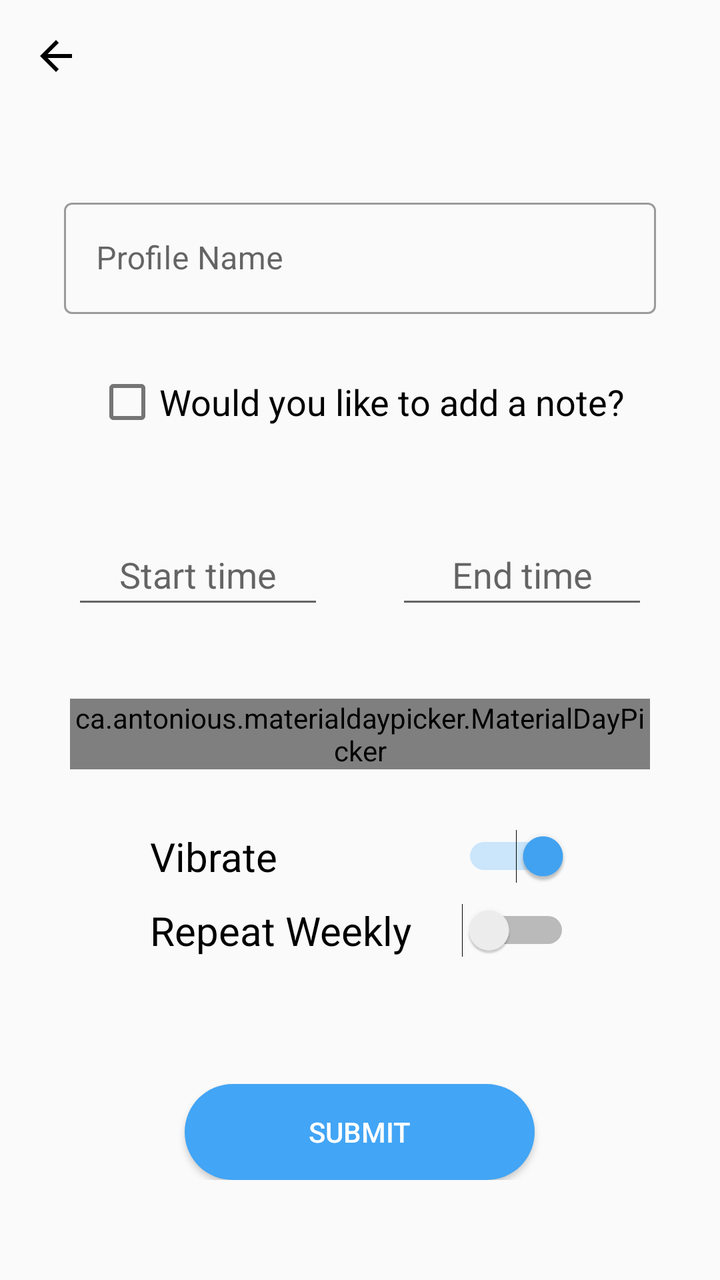
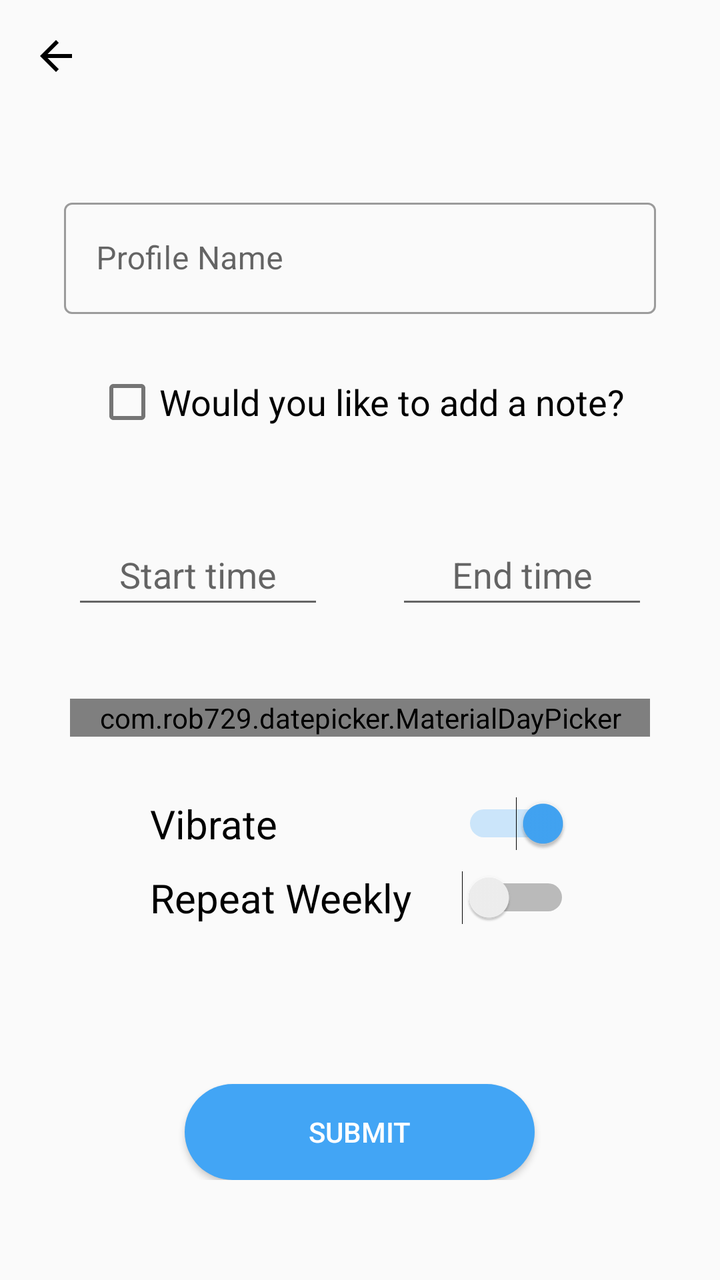

Two renders of the same Android screen: before a commit and after it. Below are the layout's source before the change and the commit's diff.
<!-- AndroidManifest.xml: application theme AppTheme -->
<!-- res/layout/fragment_new_profile.xml -->
<?xml version="1.0" encoding="utf-8"?>
    <ScrollView
        xmlns:android="http://schemas.android.com/apk/res/android"
        xmlns:tools="http://schemas.android.com/tools"
        xmlns:app="http://schemas.android.com/apk/res-auto"
        tools:context=".ui.fragments.NewProfileFragment"
            android:layout_width="match_parent"
            android:layout_height="match_parent"
            android:fillViewport="true">

        <RelativeLayout
                android:layout_width="match_parent"
                android:layout_height="match_parent"
                android:animateLayoutChanges="true"
                android:background="@color/bgColor">

            <androidx.appcompat.widget.Toolbar
                    android:id="@+id/toolBar"
                    android:layout_width="match_parent"
                    android:layout_height="?attr/actionBarSize"
                    android:background="@color/bgColor"
                    app:navigationIcon="@drawable/arrow" />

            <com.google.android.material.textfield.TextInputLayout
                    android:id="@+id/toDoCustomTextInput"
                    style="@style/Widget.MaterialComponents.TextInputLayout.OutlinedBox"
                    android:layout_width="match_parent"
                    android:layout_height="wrap_content"
                    android:layout_marginLeft="32dp"
                    android:layout_marginTop="40dp"
                    android:layout_below="@+id/toolBar"
                    android:layout_marginRight="32dp"
                    android:hint="@string/profile_name">

                <com.google.android.material.textfield.TextInputEditText
                        android:id="@+id/userToDoEditText"
                        android:layout_width="match_parent"
                        android:layout_height="wrap_content"
                        android:inputType="textAutoCorrect|textCapSentences"
                        android:lines="2"
                        android:maxLines="3"
                        android:textColor="@color/textColor"
                        android:textColorHint="@color/textColor" />

            </com.google.android.material.textfield.TextInputLayout>

            <CheckBox
                    android:id="@+id/noteCheckBox"
                    android:layout_width="wrap_content"
                    android:layout_height="wrap_content"
                    android:layout_below="@+id/toDoCustomTextInput"
                    android:layout_centerHorizontal="true"
                    android:layout_marginTop="20dp"
                    android:text="Would you like to add a note?"
                    android:textSize="18sp" />

            <com.google.android.material.textfield.TextInputLayout
                    android:id="@+id/noteTextInput"
                    style="@style/Widget.MaterialComponents.TextInputLayout.OutlinedBox"
                    android:layout_width="match_parent"
                    android:layout_height="wrap_content"
                    android:layout_marginLeft="32dp"
                    android:layout_marginTop="20dp"
                    android:layout_below="@+id/noteCheckBox"
                    android:visibility="gone"
                    android:layout_marginRight="32dp"
                    android:hint="Write a Note">

                <com.google.android.material.textfield.TextInputEditText
                        android:id="@+id/noteEditText"
                        android:layout_width="match_parent"
                        android:layout_height="wrap_content"
                        android:inputType="textAutoCorrect|textCapSentences"
                        android:lines="2"
                        android:maxLines="3"
                        android:textColor="@color/textColor"
                        android:textColorHint="@color/textColor" />

            </com.google.android.material.textfield.TextInputLayout>


            <LinearLayout
                    android:layout_width="match_parent"
                    android:layout_height="wrap_content"
                    android:id="@+id/timeLayout"
                    android:layout_below="@+id/noteTextInput"
                    android:layout_marginTop="40dp"
                    android:visibility="visible"
                    android:weightSum="1">

                <TextView
                        android:layout_width="0dp"
                        android:layout_height="wrap_content"
                        android:layout_weight=".1" />

                <EditText
                        android:id="@+id/StartTime"
                        android:layout_width="0dp"
                        android:layout_height="wrap_content"
                        android:layout_weight=".35"
                        android:focusable="false"
                        android:focusableInTouchMode="false"
                        android:hint="@string/start_time"
                        android:padding="10dp"
                        android:textAlignment="center"
                        android:textIsSelectable="false" />

                <TextView
                        android:layout_width="0dp"
                        android:layout_height="wrap_content"
                        android:layout_weight=".1" />

                <EditText
                        android:id="@+id/EndTime"
                        android:layout_width="0dp"
                        android:layout_height="wrap_content"
                        android:layout_weight=".35"
                        android:focusable="false"
                        android:focusableInTouchMode="false"
                        android:hint="@string/end_time"
                        android:padding="10dp"
                        android:textAlignment="center"
                        android:textIsSelectable="false" />

                <TextView
                        android:layout_width="0dp"
                        android:layout_height="wrap_content"
                        android:layout_weight=".1" />

            </LinearLayout>

            <LinearLayout
                    android:layout_width="match_parent"
                    android:layout_height="wrap_content"
                    android:layout_below="@id/timeLayout"
                    android:id="@+id/dayLayout"
                    android:layout_marginStart="35dp"
                    android:layout_marginTop="40dp"
                    android:layout_marginEnd="35dp"
                    android:visibility="visible">

                <ca.antonious.materialdaypicker.MaterialDayPicker
                        android:id="@+id/day_picker"
                        android:layout_width="match_parent"
                        android:layout_height="wrap_content" />
            </LinearLayout>

            <Switch
                    android:id="@+id/vibSwitch"
                    android:layout_width="match_parent"
                    android:layout_height="wrap_content"
                    android:layout_below="@id/dayLayout"
                    android:layout_centerHorizontal="true"
                    android:layout_marginStart="150dp"
                    android:layout_marginTop="30dp"
                    android:checked="true"
                    android:enabled="true"
                    android:switchPadding="5dp"
                    android:text="Vibrate"
                    android:textSize="20sp" />

            <Switch
                    android:id="@+id/repeatWeeklySwitch"
                    android:layout_width="match_parent"
                    android:layout_height="wrap_content"
                    android:layout_below="@id/vibSwitch"
                    android:layout_centerHorizontal="true"
                    android:layout_marginStart="150dp"
                    android:layout_marginTop="10dp"
                    android:enabled="true"
                    android:switchPadding="5dp"
                    android:text="Repeat Weekly"
                    android:textSize="20sp" />
            <RelativeLayout
                    android:layout_width="match_parent"
                    android:layout_height="wrap_content"
                    android:layout_alignParentBottom="true"
                    android:layout_marginBottom="50dp"
                    android:layout_below="@id/vibSwitch"
                    android:gravity="bottom|center_horizontal">

                <androidx.appcompat.widget.AppCompatButton
                        android:id="@+id/makeProfileFab"
                        android:layout_width="wrap_content"
                        android:layout_height="wrap_content"
                        android:background="@drawable/button"
                        android:text="Submit"
                        android:textColor="#ffffff"
                        app:fabSize="normal" />
            </RelativeLayout>

        </RelativeLayout>
    </ScrollView>
<!-- resources referenced by this layout -->
<resources>
  <color name="bgColor">#fafafa</color>
  <color name="textColor">#000000</color>
  <!-- drawable arrow (drawable) -->
  <?xml version="1.0" encoding="utf-8"?>
  <vector xmlns:android="http://schemas.android.com/apk/res/android"
          android:width="24dp"
          android:height="24dp"
          android:viewportHeight="24.0"
          android:viewportWidth="24.0">
      <path
              android:fillColor="@color/textColor"
              android:pathData="M20,11L7.8,11l5.6,-5.6L12,4l-8,8l8,8l1.4,-1.4L7.8,13L20,13L20,11z"/>
  </vector>
  <!-- drawable button (drawable) -->
  <?xml version="1.0" encoding="utf-8"?>
  <shape xmlns:android="http://schemas.android.com/apk/res/android"
          android:shape="rectangle" >
  
      <corners
              android:bottomLeftRadius="30dp"
              android:bottomRightRadius="30dp"
              android:radius="60dp"
              android:topLeftRadius="30dp"
              android:topRightRadius="30dp" />
  
      <solid android:color="@color/colorAccent" />
  
  
      <padding
              android:bottom="0dp"
              android:left="0dp"
              android:right="0dp"
              android:top="0dp" />
  
      <size
              android:height="40dp"
              android:width="175dp" />
  
  </shape>
  <string name="end_time">End time</string>
  <string name="profile_name">Profile Name</string>
  <string name="start_time">Start time</string>
  <style name="AppTheme" parent="Theme.MaterialComponents.DayNight.NoActionBar">
          
          <item name="colorPrimary">@color/colorPrimary</item>
          <item name="colorPrimaryDark">@color/bgColor</item>
          <item name="colorAccent">@color/colorAccent</item>
          <item name="bottomSheetDialogTheme">@style/AppBottomSheetDialogTheme</item>
      </style>
  <color name="colorAccent">#42A5F5</color>
  <color name="colorPrimary">#1E88E5</color>
  <style name="AppBottomSheetDialogTheme" parent="Theme.Design.Light.BottomSheetDialog">
          <item name="bottomSheetStyle">@style/AppModalStyle</item>
      </style>
  <style name="AppModalStyle" parent="Widget.Design.BottomSheet.Modal">
          <item name="android:background">@drawable/rounded_dialog</item>
      </style>
  <!-- drawable rounded_dialog (drawable) -->
  <shape xmlns:android="http://schemas.android.com/apk/res/android"
          android:shape="rectangle" android:padding="15dp">
          <solid android:color="@color/bgColor"/>
  
      <corners
              android:topLeftRadius="25dp"
              android:topRightRadius="25dp" />
  
  
  </shape>
</resources>

<!-- the commit's change to res/layout/fragment_new_profile.xml (unified diff, before → after) -->
@@ -139,7 +139,7 @@
                     android:layout_marginEnd="35dp"
                     android:visibility="visible">
 
-                <ca.antonious.materialdaypicker.MaterialDayPicker
+                <com.rob729.datepicker.MaterialDayPicker
                         android:id="@+id/day_picker"
                         android:layout_width="match_parent"
                         android:layout_height="wrap_content" />
